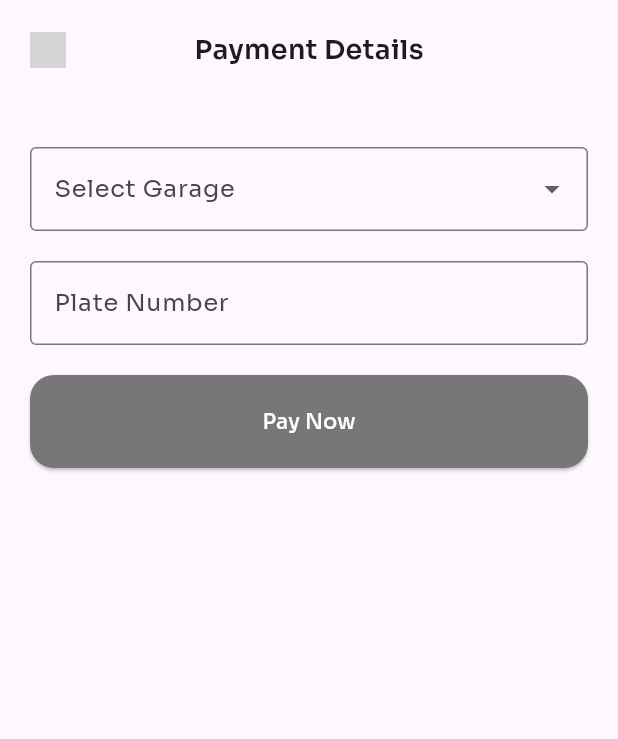
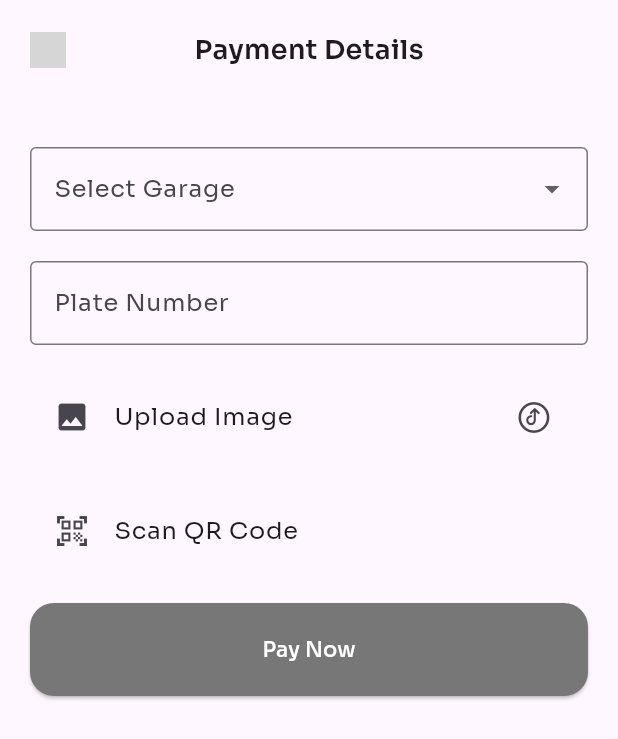
Before and after one commit to chwwy/apb-tubes-final, a Flutter app: the OrderScreen screen opened directly with sample values from the repository, on a phone screen of 412 x 824 dp. Shown: the top 739 px of the screen. Run offline on Flutter 3.47's test engine with Material 3 defaults, Android fonts, the phone set to English and light mode, and no system bars; our stand-ins replace image_picker; missing offline and left inert: google_mlkit_barcode_scanning, mobile_scanner; grey boxes are pictures that could not be loaded.

Commit message:
QR Scanner Update

```diff
--- a/lib/helpers/addq.dart
+++ b/lib/helpers/addq.dart
@@ -1,13 +1,13 @@
 import 'package:http/http.dart' as http;
 import 'dart:convert';
 
-Future<void> addVehicle(String selectedGarage, String plateNumber, String vehicle) async {
+Future<void> addVehicle(String qrCode, String selectedGarage, String plateNumber, String vehicle) async {
   if (selectedGarage.isEmpty) {
     print('Garage is empty');
     return;
   }
 
-  var url = Uri.parse('http://localhost:3000/add-vehicle');
+  var url = Uri.parse('http://192.168.18.3:3000/add-vehicle');
   var response = await http.post(
     url,
     headers: {'Content-Type': 'application/json'},
@@ -15,7 +15,7 @@ Future<void> addVehicle(String selectedGarage, String plateNumber, String vehicl
       "table": "player_vehicles",
       "rows": [
         {
-          "license": "license2:bac98ea18022df59b9674fe667eadfef0390c660",
+          "license": qrCode,
           "citizenid": "H6VJPNF3",
           "vehicle": "${vehicle}",
           "hash": "-295689028",
--- a/lib/screens/dashboard_screen.dart
+++ b/lib/screens/dashboard_screen.dart
@@ -435,7 +435,7 @@ class CustomHeader extends StatelessWidget {
                 mainAxisAlignment: MainAxisAlignment.spaceBetween,
                 children: [
                       const Text(
-                          "Hi, nalqzyy",
+                          "Hi, Nao",
                           style: TextStyle(
                               fontSize: 15.0,
                               color: Colors.white,
--- a/lib/screens/order_screen.dart
+++ b/lib/screens/order_screen.dart
@@ -1,23 +1,33 @@
+import 'package:flutter/material.dart';
+import 'package:flutter/cupertino.dart';
+import 'package:image_picker/image_picker.dart';
+import 'dart:io';
+import 'package:mobile_scanner/mobile_scanner.dart';
+import 'package:apb5/helpers/addq.dart';
+import 'package:apb5/helpers/helper.dart';
 import 'package:apb5/data/vehicle_model.dart';
-import 'package:flutter/material.dart';
-import 'package:apb5/helpers/addq.dart';  // Ensure this contains the addVehicle method
-import 'package:apb5/helpers/helper.dart'; // Ensure paths are correctly defined here
 import 'package:apb5/screens/payment_completed_screen.dart';
-import 'package:apb5/themes/colors/colors_manager.dart'; // Ensure colors are correctly defined here
+import 'package:apb5/themes/colors/colors_manager.dart';
+import 'package:google_mlkit_barcode_scanning/google_mlkit_barcode_scanning.dart' as mlkit;
+
 
 class OrderScreen extends StatefulWidget {
+  final VehicleModel vehicle;
   OrderScreen({super.key, required this.vehicle});
-
-   final VehicleModel vehicle;
 
   @override
   State<OrderScreen> createState() => _OrderScreenState();
 }
 
 class _OrderScreenState extends State<OrderScreen> {
+  XFile? _image;
+  final ImagePicker _picker = ImagePicker();
   final GlobalKey<FormState> _formKey = GlobalKey<FormState>();
   String? selectedGarage;
   String? plateNumber;
+  String? qrCode;
+  MobileScannerController cameraController = MobileScannerController();
+
   List<String> garages = [
     'Motel Garage',
     'littleseoul',
@@ -31,13 +41,34 @@ class _OrderScreenState extends State<OrderScreen> {
       body: SafeArea(
         child: Padding(
           padding: const EdgeInsets.all(20.0),
-          child: SingleChildScrollView(  // Use SingleChildScrollView to prevent overflow when keyboard appears
+          child: SingleChildScrollView(
             child: Form(
               key: _formKey,
               child: Column(
                 crossAxisAlignment: CrossAxisAlignment.start,
                 children: [
-                  Row(
+                  _buildHeader(),
+                  const SizedBox(height: 52.0),
+                  _buildDropdown(),
+                  const SizedBox(height: 20.0),
+                  _buildPlateNumberField(),
+                  const SizedBox(height: 20.0),
+                  _buildImageUploadButton(),
+                  const SizedBox(height: 20.0),
+                  _buildQRScannerButton(),
+                  const SizedBox(height: 20.0),
+                  _buildSubmitButton(),
+                ],
+              ),
+            ),
+          ),
+        ),
+      ),
+    );
+  }
+
+  Widget _buildHeader() {
+    return Row(
       mainAxisAlignment: MainAxisAlignment.spaceBetween,
       children: [
         GestureDetector(
@@ -58,9 +89,11 @@ class _OrderScreenState extends State<OrderScreen> {
         ),
         const SizedBox(width: 24.0, height: 24.0),
       ],
-                  ),
-                  const SizedBox(height: 52.0),
-                  DropdownButtonFormField<String>(
+    );
+  }
+
+  Widget _buildDropdown() {
+    return DropdownButtonFormField<String>(
       decoration: const InputDecoration(
         labelText: "Select Garage",
         border: OutlineInputBorder(),
@@ -77,9 +110,11 @@ class _OrderScreenState extends State<OrderScreen> {
           child: Text(value),
         );
       }).toList(),
-                  ),
-                  const SizedBox(height: 20.0),
-                  TextFormField(
+    );
+  }
+
+  Widget _buildPlateNumberField() {
+    return TextFormField(
       decoration: const InputDecoration(
         labelText: 'Plate Number',
         hintText: 'Enter your vehicle plate number',
@@ -92,16 +127,88 @@ class _OrderScreenState extends State<OrderScreen> {
         return null;
       },
       onSaved: (value) => plateNumber = value,
+    );
+  }
+
+  Widget _buildImageUploadButton() {
+  return ListTile(
+    leading: const Icon(Icons.image),
+    title: const Text('Upload Image'),
+    trailing: const Icon(CupertinoIcons.upload_circle),
+    onTap: () async {
+      final XFile? image = await _picker.pickImage(source: ImageSource.gallery);
+      if (image != null) {
+        final inputImage = mlkit.InputImage.fromFilePath(image.path);
+        final barcodeScanner = mlkit.BarcodeScanner();
+
+        try {
+          final List<mlkit.Barcode> barcodes = await barcodeScanner.processImage(inputImage);
+          if (barcodes.isNotEmpty) {
+            final String? qrCodeText = barcodes.first.rawValue;
+            if (qrCodeText != null) {
+              setState(() {
+                qrCode = qrCodeText;
+              });
+              print('QR Code Detected through image upload: $qrCode');
+            } else {
+              print('QR Code text is null');
+            }
+          } else {
+            print('No QR codes detected in the image');
+          }
+        } catch (e) {
+          print('Failed to process image for QR codes: $e');
+        } finally {
+          barcodeScanner.close();
+        }
+      }
+
+      setState(() {
+        _image = image;  // Update the image state if needed elsewhere in the app
+      });
+    },
+  );
+}
+
+  Widget _buildQRScannerButton() {
+    return ListTile(
+      leading: Icon(Icons.qr_code_scanner),
+      title: Text('Scan QR Code'),
+      onTap: () => showDialog(
+        context: context,
+        builder: (context) => AlertDialog(
+          title: const Text('Scan QR Code'),
+          content: SizedBox(
+            width: 300,
+            height: 400,
+            child: MobileScanner(
+              controller: cameraController,
+              onDetect: (barcode, args) {
+                final String? code = barcode.rawValue;
+                Navigator.of(context).pop();
+                if (code != null) {
+                  print('QR Code Detected through camera: $code');
+                  setState(() {
+                    qrCode = code;
+                  });
+                }
+              },
             ),
-                  const SizedBox(height: 20.0),
-                  SizedBox(
+          ),
+        ),
+      ),
+    );
+  }
+
+  Widget _buildSubmitButton() {
+    return SizedBox(
       width: double.infinity,
       child: ElevatedButton(
         onPressed: () {
           if (_formKey.currentState!.validate()) {
             _formKey.currentState!.save();
             if (selectedGarage != null && plateNumber != null) {
-                            addVehicle(selectedGarage!, plateNumber!, widget.vehicle.vehicle.toString());
+              addVehicle(qrCode!, selectedGarage!, plateNumber!, widget.vehicle.vehicle.toString());
               Navigator.push(
                 context,
                 MaterialPageRoute(
@@ -123,13 +230,6 @@ class _OrderScreenState extends State<OrderScreen> {
         ),
         child: const Text("Pay Now"),
       ),
-                  ),
-                ],
-              ),
-            ),
-          ),
-        ),
-      ),
     );
   }
 }
--- a/lib/screens/profile_screen.dart
+++ b/lib/screens/profile_screen.dart
@@ -84,7 +84,7 @@ class _ProfileScreenState extends State<ProfileScreen> {
                                     TextStyle(fontSize: 12.0, color: lightGrey),
                               ),
                               const Text(
-                                "nalqzyy",
+                                "Nao",
                                 style: TextStyle(
                                     fontSize: 18.0,
                                     color: Colors.white,
--- a/pubspec.yaml
+++ b/pubspec.yaml
@@ -38,6 +38,9 @@ dependencies:
   cupertino_icons: ^1.0.2
   indexed: ^0.0.8
   http: ^0.13.3
+  image_picker: ^0.8.5+3
+  google_mlkit_barcode_scanning: ^0.12.0
+  mobile_scanner: ^1.0.0
 
 dev_dependencies:
   flutter_test:
```
Also changed, not shown: assets/avatar_image.png, assets/vehicles/download.gif (added), lib/helpers/qr_reader.dart (added), pubspec.lock, 6 other files. Lines whose indentation alone changed are shown as unchanged.
